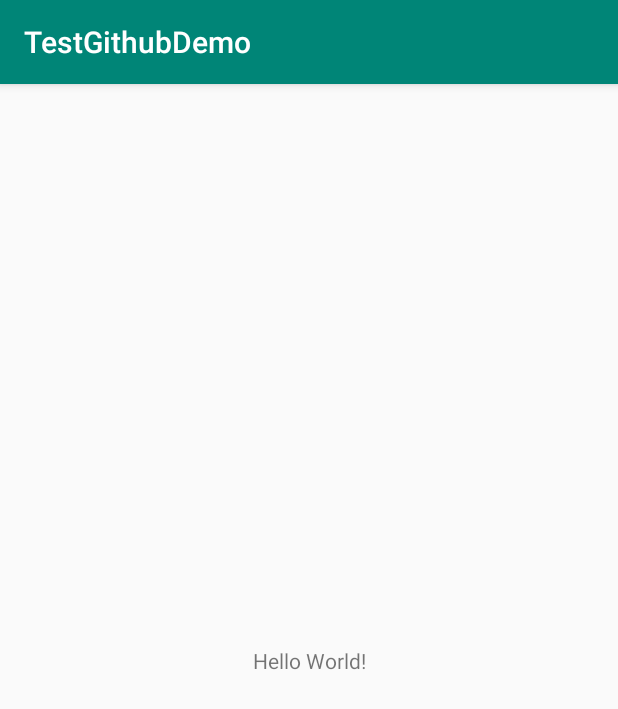
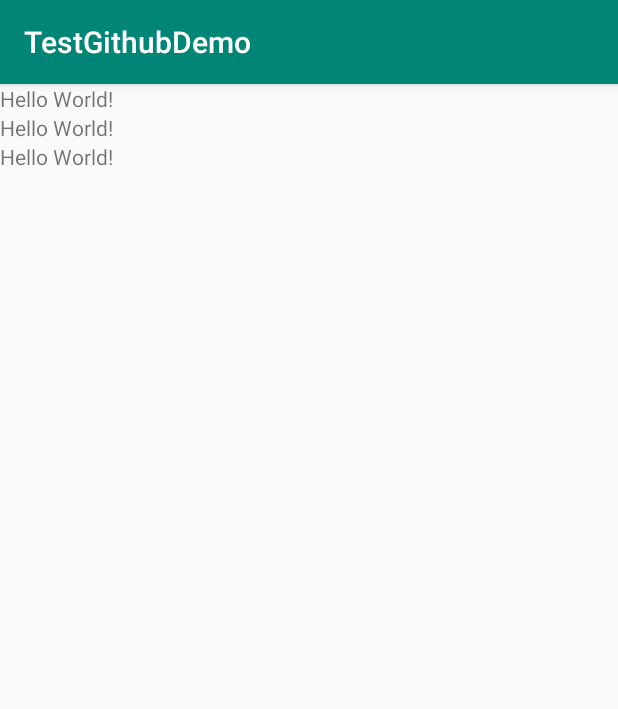
Before and after one commit to xwsm/TestGithubDemo, an Android app: the screen it shows after launch (MainActivity), on a phone screen of 412 x 824 dp. Shown: the top 709 px of the screen. Run offline under Robolectric (Android 15) with nearby library versions, the phone set to English and light mode, and no system bars.

Commit message:
增加布局

```diff
--- a/app/src/main/AndroidManifest.xml
+++ b/app/src/main/AndroidManifest.xml
@@ -16,6 +16,7 @@
                 <category android:name="android.intent.category.LAUNCHER" />
             </intent-filter>
         </activity>
+        <activity android:name=".haha" />
     </application>
 
 </manifest>
--- a/app/src/main/java/com/test/demo/MainActivity.java
+++ b/app/src/main/java/com/test/demo/MainActivity.java
@@ -1,8 +1,9 @@
 package com.test.demo;
 
+import android.content.Intent;
+import android.os.Bundle;
+
 import androidx.appcompat.app.AppCompatActivity;
-
-import android.os.Bundle;
 
 public class MainActivity extends AppCompatActivity {
 
@@ -10,5 +11,11 @@ public class MainActivity extends AppCompatActivity {
     protected void onCreate(Bundle savedInstanceState) {
         super.onCreate(savedInstanceState);
         setContentView(R.layout.activity_main);
+        startActivity(new Intent(this, haha.class));
     }
+
+    void initData() {
+
+    }
+
 }
--- /dev/null
+++ b/app/src/main/java/com/test/demo/haha.java
@@ -0,0 +1,23 @@
+package com.test.demo;
+
+import android.os.Bundle;
+
+import androidx.annotation.Nullable;
+import androidx.appcompat.app.AppCompatActivity;
+
+/**
+ * 2019 重庆指讯科技股份有限公司
+ *
+ * @author: hkc #3
+ * @date: 2019/12/25 13:06
+ * @description:
+ */
+public class haha extends AppCompatActivity {
+
+    @Override
+    protected void onCreate(@Nullable Bundle savedInstanceState) {
+        super.onCreate(savedInstanceState);
+        setContentView(R.layout.activity_main);
+        finish();
+    }
+}
--- a/app/src/main/res/layout/activity_main.xml
+++ b/app/src/main/res/layout/activity_main.xml
@@ -1,8 +1,9 @@
 <?xml version="1.0" encoding="utf-8"?>
-<androidx.constraintlayout.widget.ConstraintLayout xmlns:android="http://schemas.android.com/apk/res/android"
+<LinearLayout xmlns:android="http://schemas.android.com/apk/res/android"
     xmlns:app="http://schemas.android.com/apk/res-auto"
     xmlns:tools="http://schemas.android.com/tools"
     android:layout_width="match_parent"
+    android:orientation="vertical"
     android:layout_height="match_parent"
     tools:context=".MainActivity">
 
@@ -15,4 +16,23 @@
         app:layout_constraintRight_toRightOf="parent"
         app:layout_constraintTop_toTopOf="parent" />
 
-</androidx.constraintlayout.widget.ConstraintLayout>
+    <TextView
+        android:layout_width="wrap_content"
+        android:layout_height="wrap_content"
+        android:text="Hello World!"
+        app:layout_constraintBottom_toBottomOf="parent"
+        app:layout_constraintLeft_toLeftOf="parent"
+        app:layout_constraintRight_toRightOf="parent"
+        app:layout_constraintTop_toTopOf="parent" />
+
+    <TextView
+        android:id="@+id/text1"
+        android:layout_width="wrap_content"
+        android:layout_height="wrap_content"
+        android:text="Hello World!"
+        app:layout_constraintBottom_toBottomOf="parent"
+        app:layout_constraintLeft_toLeftOf="parent"
+        app:layout_constraintRight_toRightOf="parent"
+        app:layout_constraintTop_toTopOf="parent" />
+
+</LinearLayout>
```
